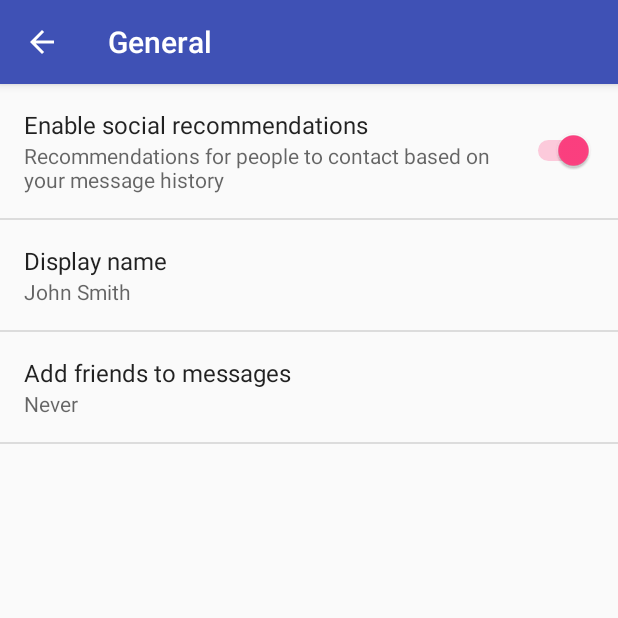
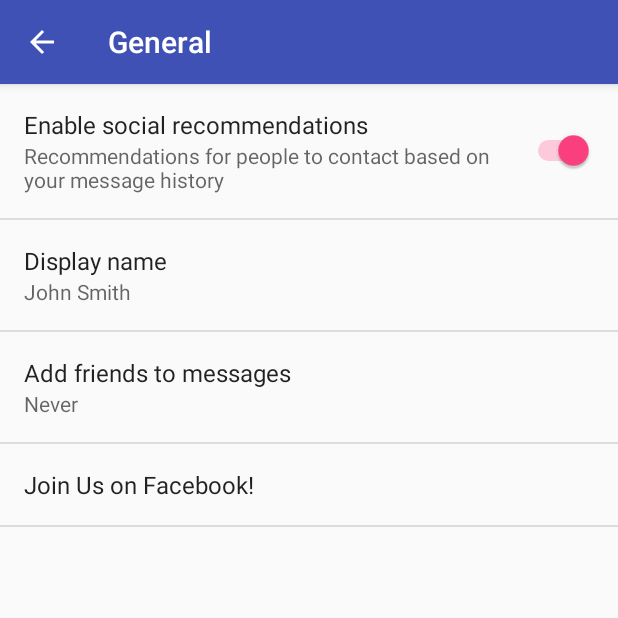
Before and after one commit to Hamashi/SMS-Delayer, an Android app: the SettingsActivity screen opened directly, with no data from a screen before it, after a tap on "General", on a phone screen of 412 x 824 dp, the top half of it. Run offline under Robolectric (Android 15) with nearby library versions, the phone set to English and light mode, and no system bars.

Commit message:
Added Fb link in settings.

```diff
--- a/app/src/main/java/gen/smsdelay/SettingsActivity.java
+++ b/app/src/main/java/gen/smsdelay/SettingsActivity.java
@@ -85,6 +85,9 @@ public class SettingsActivity extends AppCompatPreferenceActivity {
             return true;
         }
     };
+
+    Intent fbLink = new Intent(Intent.ACTION_VIEW, Uri.parse("http://www.facebook.fr/smsdelayer"));
+
 
     /**
      * Helper method to determine if the device has an extra-large screen. For
--- a/app/src/main/res/values/strings.xml
+++ b/app/src/main/res/values/strings.xml
@@ -27,6 +27,7 @@
     <string name="pref_header_general">General</string>
 
     <string name="pref_title_social_recommendations">Enable social recommendations</string>
+    <string name="fb">Join Us on Facebook!</string>
     <string name="pref_description_social_recommendations">Recommendations for people to contact
         based on your message history
     </string>
--- a/app/src/main/res/xml/pref_general.xml
+++ b/app/src/main/res/xml/pref_general.xml
@@ -29,5 +29,9 @@
         android:negativeButtonText="@null"
         android:positiveButtonText="@null"
         android:title="@string/pref_title_add_friends_to_messages" />
-
+    <Preference android:title="@string/fb"
+        android:id="@+id/preference">
+        <intent android:action="android.intent.action.VIEW"
+            android:data="http://www.facebook.com/smsdelayer" />
+    </Preference>
 </PreferenceScreen>
```
